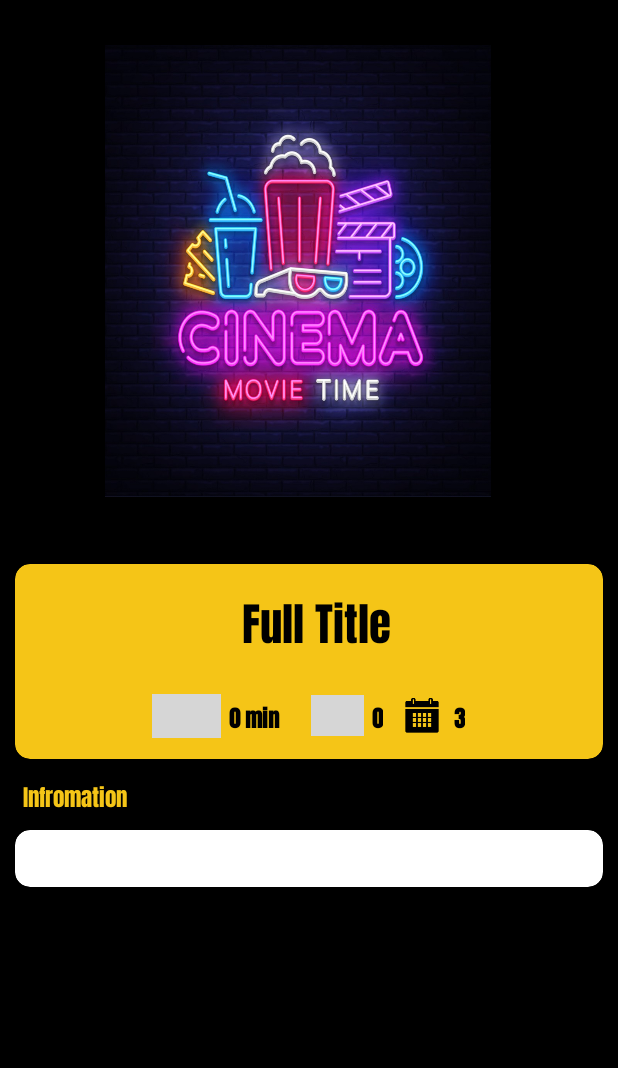
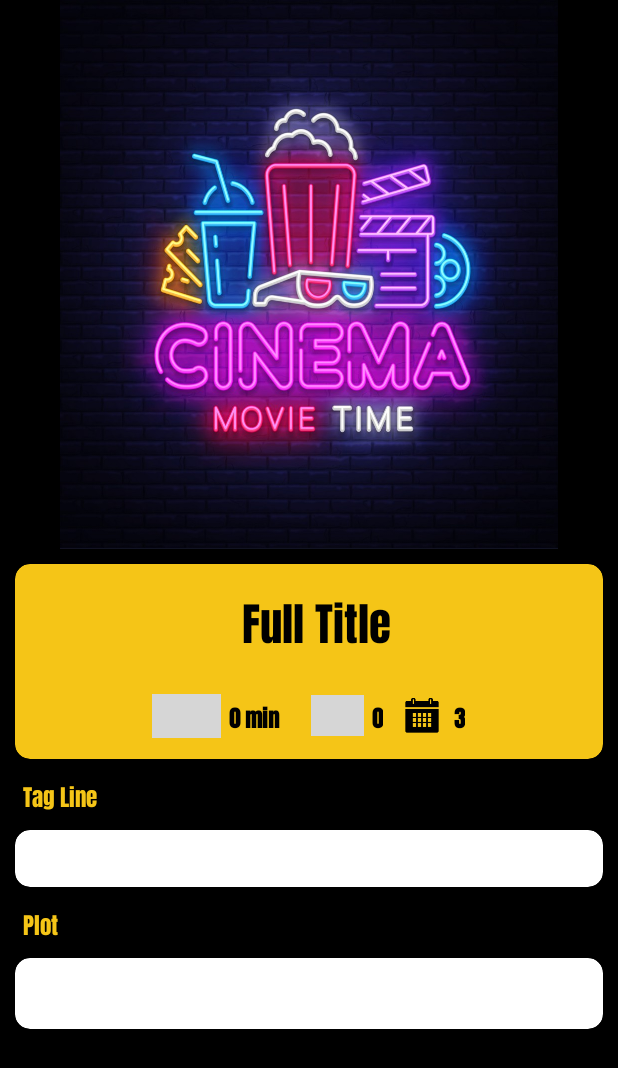
Before and after one commit to ridvan-sevimli/Cinema, an Android app: the layout detail_view.xml on its own in the app's theme, with its tools: preview values and no code run, on a phone screen of 412 x 824 dp. Shown: the top 1068 px of the screen. Run offline under Robolectric (Android 15) with nearby library versions, the phone set to English and light mode, and no system bars; network calls fail; Roboto replaces fonts that are not available here; grey boxes are pictures that could not be loaded.

Commit message:
Detail view works

```diff
--- a/app/src/main/java/ch/mov/cinema/SplashFragment.kt
+++ b/app/src/main/java/ch/mov/cinema/SplashFragment.kt
@@ -59,7 +59,7 @@ class SplashFragment : Fragment() {
 
         model.initDB(requireContext())
 
-        fillDataBase()
+        //fillDataBase()
 
 
         binding.btnGetStarted.setOnClickListener {
--- /dev/null
+++ b/app/src/main/java/ch/mov/cinema/cinemaapp/model/DetailViewEntities/Overview.kt
@@ -0,0 +1,3 @@
+package ch.mov.cinema.cinemaapp.model.DetailViewEntities
+
+class Overview(val overview: String)
--- /dev/null
+++ b/app/src/main/java/ch/mov/cinema/cinemaapp/model/DetailViewEntities/Poster.kt
@@ -0,0 +1,4 @@
+package ch.mov.cinema.cinemaapp.model.DetailViewEntities
+
+class Poster (val poster_path: String){
+}
--- /dev/null
+++ b/app/src/main/java/ch/mov/cinema/cinemaapp/model/DetailViewEntities/Rating.kt
@@ -0,0 +1,4 @@
+package ch.mov.cinema.cinemaapp.model.DetailViewEntities
+
+class Rating(val vote_average: Float) {
+}
--- /dev/null
+++ b/app/src/main/java/ch/mov/cinema/cinemaapp/model/DetailViewEntities/ReleaseDate.kt
@@ -0,0 +1,3 @@
+package ch.mov.cinema.cinemaapp.model.DetailViewEntities
+
+class ReleaseDate (val release_date : String)
--- /dev/null
+++ b/app/src/main/java/ch/mov/cinema/cinemaapp/model/DetailViewEntities/RunTime.kt
@@ -0,0 +1,3 @@
+package ch.mov.cinema.cinemaapp.model.DetailViewEntities
+
+class RunTime(val runtime: Int)
--- /dev/null
+++ b/app/src/main/java/ch/mov/cinema/cinemaapp/model/DetailViewEntities/Title.kt
@@ -0,0 +1,3 @@
+package ch.mov.cinema.cinemaapp.model.DetailViewEntities
+
+class Title(val title: String)
--- a/app/src/main/res/layout/detail_view.xml
+++ b/app/src/main/res/layout/detail_view.xml
@@ -39,12 +39,12 @@
 
                 <ImageView
                     android:id="@+id/poster"
-                    android:layout_width="257dp"
-                    android:layout_height="301dp"
+                    android:layout_width="match_parent"
+                    android:layout_height="match_parent"
+                    android:layout_marginLeft="40dp"
+                    android:layout_marginRight="40dp"
                     android:scaleType="fitXY"
                     android:src="@drawable/default_poster"
-                    android:layout_marginLeft="70dp"
-                    android:layout_marginTop="30dp"
                     app:layout_anchor="@+id/appBar"
                     app:layout_collapseMode="parallax"
                     app:layout_collapseParallaxMultiplier="0.7" />
@@ -181,7 +181,7 @@
                 android:layout_height="wrap_content"
                 android:fontFamily="@font/anton"
                 android:paddingStart="15dp"
-                android:text="Infromation"
+                android:text="Tag Line"
                 android:textColor="@color/yellow"
                 android:textSize="15dp" />
 
@@ -197,16 +197,54 @@
                     android:orientation="vertical">
 
                     <TextView
+                        android:id="@+id/tag_line"
+                        android:layout_width="match_parent"
+                        android:layout_height="wrap_content"
+                        android:fontFamily="@font/anton"
+                        android:paddingStart="5dp"
+                        android:paddingTop="10dp"
+                        android:paddingBottom="10dp"
+                        android:textColor="@color/hintTextColor"
+                        android:textSize="10dp"
+                        android:textStyle="bold" />
+
+                </LinearLayout>
+            </androidx.cardview.widget.CardView>
+
+            <TextView
+                android:layout_width="match_parent"
+                android:layout_height="wrap_content"
+                android:fontFamily="@font/anton"
+                android:paddingStart="15dp"
+                android:text="Plot"
+                android:textColor="@color/yellow"
+                android:textSize="15dp" />
+
+            <androidx.cardview.widget.CardView
+                android:layout_width="match_parent"
+                android:layout_height="wrap_content"
+                android:layout_margin="10dp"
+                app:cardCornerRadius="10dp"
+                app:cardElevation="5dp">
+
+
+                <LinearLayout
+                    android:layout_width="match_parent"
+                    android:layout_height="wrap_content"
+                    android:orientation="vertical">
+
+
+                    <TextView
                         android:id="@+id/information"
                         android:layout_width="match_parent"
                         android:layout_height="wrap_content"
-                        android:textSize="10dp"
-                        android:textColor="@color/hintTextColor"
-                        android:textStyle="bold"
                         android:fontFamily="@font/anton"
+                        android:paddingStart="5dp"
                         android:paddingTop="10dp"
-                        android:paddingStart="5dp"
-                        android:paddingBottom="10dp" />
+                        android:paddingBottom="10dp"
+                        android:textColor="@color/black"
+                        android:textSize="15dp"
+                        android:textStyle="bold" />
 
                 </LinearLayout>
             </androidx.cardview.widget.CardView>
```
Also changed, not shown: app/src/main/java/ch/mov/cinema/DetailFragment.kt (+23 -13 lines), app/src/main/java/ch/mov/cinema/cinemaapp/model/entities/DetailItem.kt (deleted, +0 -16 lines).
